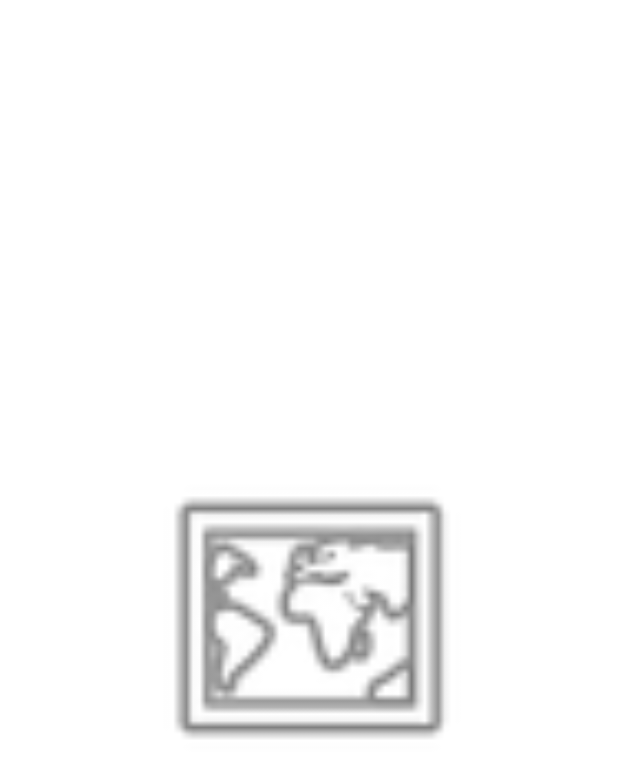
After one commit to SanikaVanjari/LearningApp, an Android app: the layout activity_splash.xml on its own in the app's theme, with its tools: preview values and no code run, on a phone screen of 412 x 824 dp. The commit adds this screen. Shown: the top 778 px of the screen. Run offline under Robolectric (Android 15) with nearby library versions, the phone set to English and light mode, and no system bars.

Commit message:
Splash screen with navigation added

```diff
--- a/app/build.gradle
+++ b/app/build.gradle
@@ -14,7 +14,7 @@ android {
         versionCode 1
         versionName "1.0"
         resConfigs "en", "hi"
-
+        vectorDrawables.useSupportLibrary = true
         testInstrumentationRunner "androidx.test.runner.AndroidJUnitRunner"
     }
 
--- a/app/src/main/AndroidManifest.xml
+++ b/app/src/main/AndroidManifest.xml
@@ -9,13 +9,16 @@
         android:roundIcon="@mipmap/ic_launcher_round"
         android:supportsRtl="true"
         android:theme="@style/Theme.LearningApp">
-        <activity android:name=".MainActivity">
+        <activity android:name=".SplashActivity"
+            android:theme="@style/Theme.LearningApp.Splash">
             <intent-filter>
                 <action android:name="android.intent.action.MAIN" />
 
                 <category android:name="android.intent.category.LAUNCHER" />
             </intent-filter>
         </activity>
+        <activity android:name=".MainActivity">
+        </activity>
     </application>
 
 </manifest>
--- a/app/src/main/java/com/practice/learningapp/MainActivity.kt
+++ b/app/src/main/java/com/practice/learningapp/MainActivity.kt
@@ -2,10 +2,13 @@ package com.practice.learningapp
 
 import androidx.appcompat.app.AppCompatActivity
 import android.os.Bundle
+import com.practice.learningapp.databinding.ActivityMainBinding
 
 class MainActivity : AppCompatActivity() {
+    private lateinit var binding: ActivityMainBinding
     override fun onCreate(savedInstanceState: Bundle?) {
         super.onCreate(savedInstanceState)
-        setContentView(R.layout.activity_main)
+        binding = ActivityMainBinding.inflate(layoutInflater)
+        setContentView(binding.root)
     }
 }
--- /dev/null
+++ b/app/src/main/res/drawable/ic_baseline_cast_for_education_24.xml
@@ -0,0 +1,5 @@
+<vector android:height="24dp" android:tint="#921E20"
+    android:viewportHeight="24" android:viewportWidth="24"
+    android:width="24dp" xmlns:android="http://schemas.android.com/apk/res/android">
+    <path android:fillColor="@android:color/white" android:pathData="M21,3H3C1.9,3 1,3.9 1,5v3h2V5h18v14h-7v2h7c1.1,0 2,-0.9 2,-2V5C23,3.9 22.1,3 21,3zM1,18v3h3C4,19.34 2.66,18 1,18zM1,14v2c2.76,0 5,2.24 5,5h2C8,17.13 4.87,14 1,14zM1,10v2c4.97,0 9,4.03 9,9h2C12,14.92 7.07,10 1,10zM11,11.09v2L14.5,15l3.5,-1.91v-2L14.5,13L11,11.09zM14.5,6L9,9l5.5,3L20,9L14.5,6z"/>
+</vector>
--- /dev/null
+++ b/app/src/main/res/drawable/splash_background.xml
@@ -0,0 +1,7 @@
+<?xml version="1.0" encoding="utf-8"?>
+<layer-list xmlns:android="http://schemas.android.com/apk/res/android">
+    <item android:drawable="@color/white" />
+
+    <item android:gravity="center" android:drawable="@drawable/ic_baseline_cast_for_education_24">
+    </item>
+</layer-list>
--- /dev/null
+++ b/app/src/main/res/layout/activity_splash.xml
@@ -0,0 +1,19 @@
+<?xml version="1.0" encoding="utf-8"?>
+<androidx.constraintlayout.widget.ConstraintLayout xmlns:android="http://schemas.android.com/apk/res/android"
+    xmlns:app="http://schemas.android.com/apk/res-auto"
+    xmlns:tools="http://schemas.android.com/tools"
+    android:layout_width="match_parent"
+    android:layout_height="match_parent"
+    tools:context=".SplashActivity">
+
+    <ImageView
+        android:id="@+id/imageView"
+        android:layout_width="0dp"
+        android:layout_height="0dp"
+        android:layout_margin="100dp"
+        app:layout_constraintBottom_toBottomOf="parent"
+        app:layout_constraintEnd_toEndOf="parent"
+        app:layout_constraintStart_toStartOf="parent"
+        app:layout_constraintTop_toTopOf="parent"
+        app:srcCompat="@android:drawable/ic_menu_mapmode" />
+</androidx.constraintlayout.widget.ConstraintLayout>
--- a/app/src/main/res/values-night/themes.xml
+++ b/app/src/main/res/values-night/themes.xml
@@ -13,4 +13,7 @@
         <item name="android:statusBarColor" tools:targetApi="l">?attr/colorPrimaryVariant</item>
         <!-- Customize your theme here. -->
     </style>
+    <style name="Theme.LearningApp.Splash" parent="Theme.LearningApp">
+        <item name="android:windowBackground">@drawable/splash_background</item>
+    </style>
 </resources>
--- a/app/src/main/res/values/themes.xml
+++ b/app/src/main/res/values/themes.xml
@@ -13,4 +13,7 @@
         <item name="android:statusBarColor" tools:targetApi="l">?attr/colorPrimaryVariant</item>
         <!-- Customize your theme here. -->
     </style>
+    <style name="Theme.LearningApp.Splash" parent="Theme.MaterialComponents.DayNight.NoActionBar">
+        <item name="android:windowBackground">@drawable/splash_background</item>
+    </style>
 </resources>
```
Also changed, not shown: app/src/main/java/com/practice/learningapp/SplashActivity.kt (added, +15 -0 lines), app/src/main/res/layout/activity_main.xml (+1 -12 lines), 1 other file.
